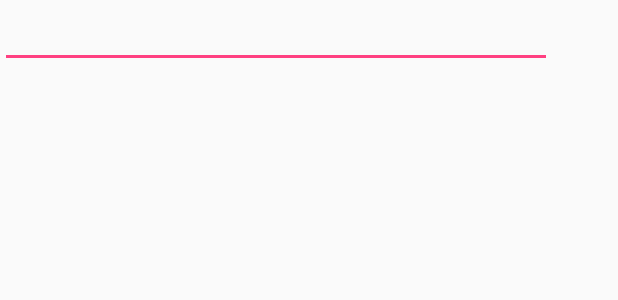
After one commit to bccdevg/SampleAndroidApplication, an Android app: the layout activity_wi_fi_sample.xml on its own in the app's theme, with its tools: preview values and no code run, on a phone screen of 412 x 824 dp. The commit adds this screen. Shown: the top 300 px of the screen. Run offline under Robolectric (Android 15) with nearby library versions, the phone set to English and light mode, and no system bars.

Commit message:
add WifiSample(未完成)

```diff
--- /dev/null
+++ b/app/src/main/res/layout/activity_wi_fi_sample.xml
@@ -0,0 +1,23 @@
+<?xml version="1.0" encoding="utf-8"?>
+<android.support.constraint.ConstraintLayout xmlns:android="http://schemas.android.com/apk/res/android"
+    xmlns:app="http://schemas.android.com/apk/res-auto"
+    xmlns:tools="http://schemas.android.com/tools"
+    android:layout_width="match_parent"
+    android:layout_height="match_parent"
+    tools:context="com.example.iwaki.mysampleapplication.sample.wifi.WiFiSampleActivity">
+
+    <ScrollView
+        android:layout_width="368dp"
+        android:layout_height="300dp"
+        tools:layout_editor_absoluteX="8dp"
+        tools:layout_editor_absoluteY="8dp">
+
+        <EditText
+            android:id="@+id/textArea"
+            android:layout_width="match_parent"
+            android:layout_height="wrap_content"
+            android:editable="false"
+            android:ems="10"
+            android:inputType="none" />
+    </ScrollView>
+</android.support.constraint.ConstraintLayout>
```
Also changed, not shown: app/src/main/AndroidManifest.xml (+6 -1 lines), app/src/main/java/com/example/iwaki/mysampleapplication/MainActivity.java (+5 -3 lines), app/src/main/java/com/example/iwaki/mysampleapplication/sample/wifi/WiFiSampleActivity.java (added, +114 -0 lines), app/src/main/res/layout/activity_main.xml (+9 -0 lines).
